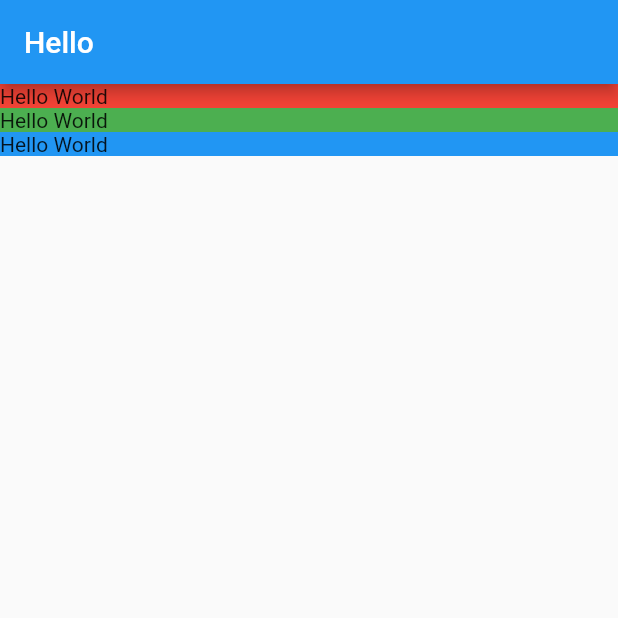
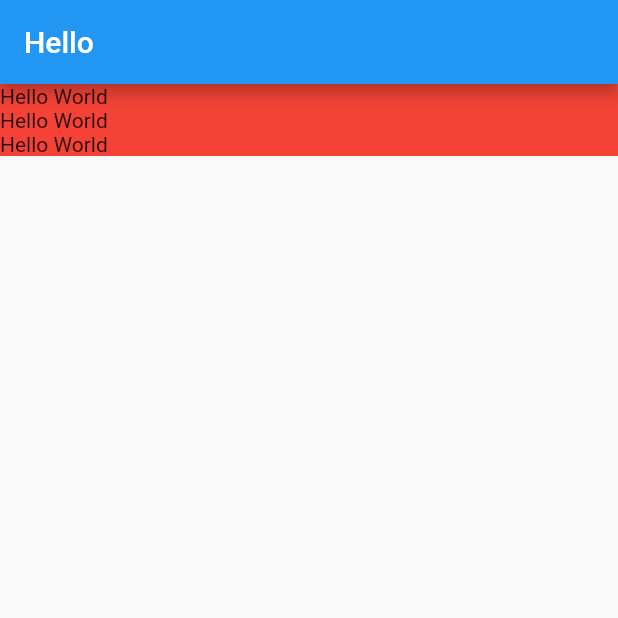
Before and after one commit to paradigm-lab/FlutterTourism, a Flutter app: the screen it shows after launch, on a phone screen of 412 x 824 dp, the top half of it. Run offline on Flutter 3.47's test engine with Material 2 defaults, Android fonts, the phone set to English and light mode, and no system bars.

Commit message:
Removed the containers in the location detail file and call the text section file in the location detail

```diff
--- a/lib/screens/location_detail/location_detail.dart
+++ b/lib/screens/location_detail/location_detail.dart
@@ -1,4 +1,5 @@
 import 'package:flutter/material.dart';
+import 'package:flutter_practice/screens/location_detail/text_section.dart';
 
 class LocationDetail extends StatelessWidget {
 
@@ -12,28 +13,9 @@ class LocationDetail extends StatelessWidget {
         mainAxisAlignment: MainAxisAlignment.start,
         crossAxisAlignment: CrossAxisAlignment.stretch,
         children: [
-
-          Container(
-            decoration: const BoxDecoration(
-              color: Colors.red,
-            ),
-            child: const Text("Hello World"),
-          ),
-
-          Container(
-            decoration: const BoxDecoration(
-              color: Colors.green,
-            ),
-            child: const Text("Hello World"),
-          ),
-
-          Container(
-            decoration: const BoxDecoration(
-              color: Colors.blue,
-            ),
-            child: const Text("Hello World"),
-          ),
-
+            TextSection(),
+            TextSection(),
+            TextSection(),
         ],
       ),
     );
```
